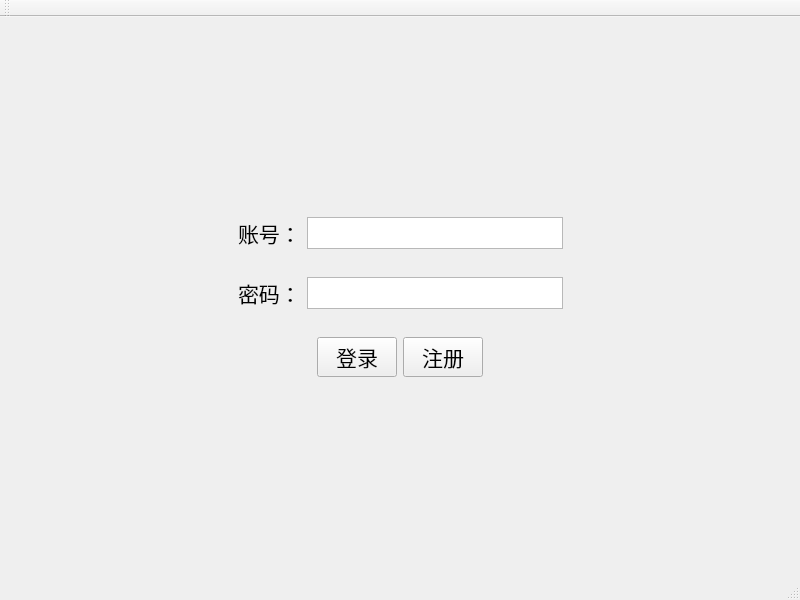
First picture: the form in ChatRoom/mainwindow.ui, repository AnsrM/Chat-Project, before the edit.
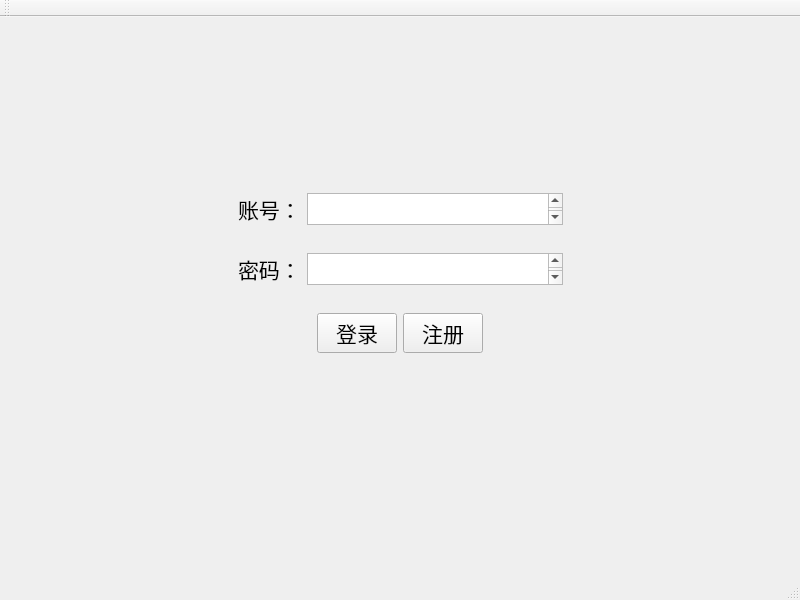
Second picture: the form after the edit.

Patch:
```diff
--- a/ChatRoom/mainwindow.ui
+++ b/ChatRoom/mainwindow.ui
@@ -64,6 +64,11 @@
            <height>30</height>
           </size>
          </property>
+         <property name="font">
+          <font>
+           <pointsize>16</pointsize>
+          </font>
+         </property>
         </widget>
        </item>
        <item>
@@ -127,6 +132,11 @@
            <height>30</height>
           </size>
          </property>
+         <property name="font">
+          <font>
+           <pointsize>16</pointsize>
+          </font>
+         </property>
         </widget>
        </item>
        <item>
@@ -207,6 +217,62 @@
       <zorder>horizontalSpacer_6</zorder>
      </widget>
     </item>
+    <item>
+     <widget class="QWidget" name="widget_4" native="true">
+      <layout class="QHBoxLayout" name="horizontalLayout_5">
+       <item>
+        <spacer name="horizontalSpacer_7">
+         <property name="orientation">
+          <enum>Qt::Horizontal</enum>
+         </property>
+         <property name="sizeHint" stdset="0">
+          <size>
+           <width>40</width>
+           <height>20</height>
+          </size>
+         </property>
+        </spacer>
+       </item>
+       <item>
+        <widget class="QLabel" name="labelError">
+         <property name="minimumSize">
+          <size>
+           <width>0</width>
+           <height>20</height>
+          </size>
+         </property>
+         <property name="font">
+          <font>
+           <pointsize>12</pointsize>
+          </font>
+         </property>
+         <property name="acceptDrops">
+          <bool>false</bool>
+         </property>
+         <property name="autoFillBackground">
+          <bool>false</bool>
+         </property>
+         <property name="text">
+          <string/>
+         </property>
+        </widget>
+       </item>
+       <item>
+        <spacer name="horizontalSpacer_8">
+         <property name="orientation">
+          <enum>Qt::Horizontal</enum>
+         </property>
+         <property name="sizeHint" stdset="0">
+          <size>
+           <width>40</width>
+           <height>20</height>
+          </size>
+         </property>
+        </spacer>
+       </item>
+      </layout>
+     </widget>
+    </item>
     <item>
      <spacer name="verticalSpacer_2">
       <property name="orientation">
```
Left out of the diff: 1 changed line with no effect on the pictures.
